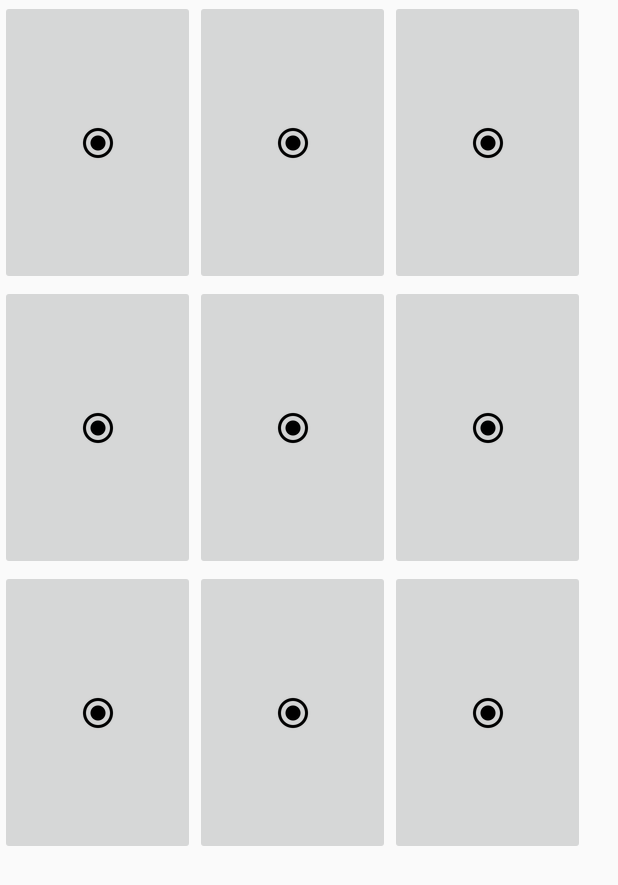
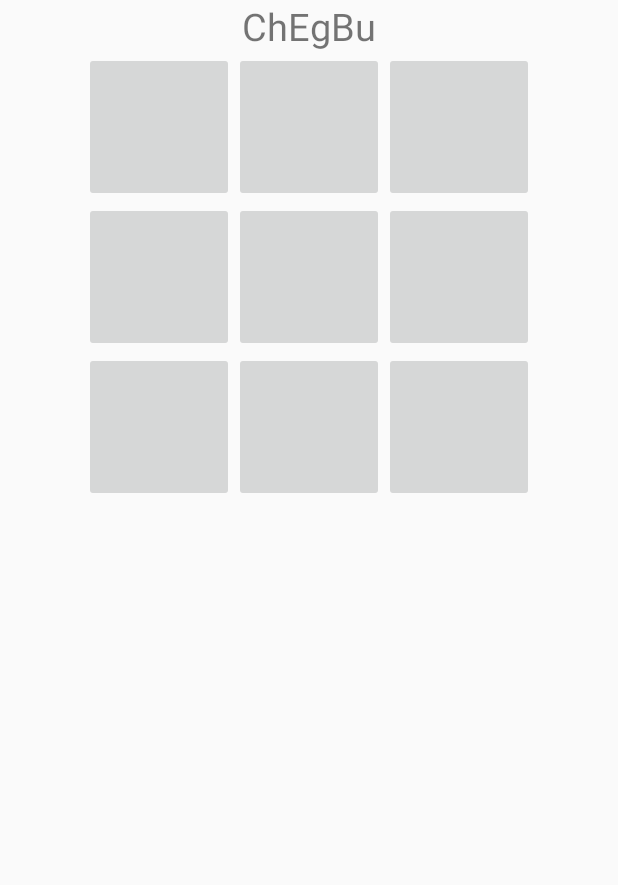
Before and after one commit to j4mm1n/ChEgBuProject.com, an Android app: the SinglePlayerActivity screen opened directly, with no data from a screen before it, on a phone screen of 412 x 824 dp. Shown: the top 885 px of the screen. Run offline under Robolectric (Android 15) with nearby library versions, the phone set to English and light mode, and no system bars.

Commit message:
Layout veranderd icon toegevoegd noActionBar

```diff
--- a/app/src/main/AndroidManifest.xml
+++ b/app/src/main/AndroidManifest.xml
@@ -4,7 +4,7 @@
 
     <application
         android:allowBackup="true"
-        android:icon="@mipmap/ic_launcher"
+        android:icon="@mipmap/icon_launcher"
         android:label="@string/app_name"
         android:supportsRtl="true"
         android:theme="@style/AppTheme">
--- a/app/src/main/res/layout/activity_singleplayer.xml
+++ b/app/src/main/res/layout/activity_singleplayer.xml
@@ -1,90 +1,89 @@
 <?xml version="1.0" encoding="utf-8"?>
 <GridLayout xmlns:android="http://schemas.android.com/apk/res/android"
-    android:orientation="vertical" android:layout_width="fill_parent"
+    android:orientation="vertical" android:layout_width="wrap_content"
     android:layout_height="fill_parent"
+    android:layout_gravity="center"
     android:rowCount="5"
     android:columnCount="5"
     android:id="@+id/GridLayout">
 
+    <TextView
+        android:layout_row="0"
+        android:layout_column="2"
+        android:layout_gravity="center"
+        android:textSize="25sp"
+        android:text="ChEgBu"/>
+
     <ImageButton
-        android:layout_width="130dp"
-        android:layout_height="190dp"
+        android:layout_width="100dp"
+        android:layout_height="100dp"
         android:id="@+id/imageButton_0_0"
-        android:layout_row="0"
+        android:layout_row="1"
         android:layout_column="1"
-        android:src="@drawable/abc_btn_radio_to_on_mtrl_015"
         android:contentDescription="@string/button_0_0_description" />
 
     <ImageButton
-        android:layout_width="130dp"
-        android:layout_height="190dp"
+        android:layout_width="100dp"
+        android:layout_height="100dp"
         android:id="@+id/imageButton_0_1"
-        android:layout_row="0"
+        android:layout_row="1"
         android:layout_column="2"
-        android:contentDescription="@string/button_0_1_description"
-        android:src="@drawable/abc_btn_radio_to_on_mtrl_015" />
+        android:contentDescription="@string/button_0_1_description"/>
 
     <ImageButton
-        android:layout_width="130dp"
-        android:layout_height="190dp"
+        android:layout_width="100dp"
+        android:layout_height="100dp"
         android:id="@+id/imageButton_0_2"
-        android:layout_row="0"
+        android:layout_row="1"
         android:layout_column="3"
-        android:contentDescription="@string/button_0_2_description"
-        android:src="@drawable/abc_btn_radio_to_on_mtrl_015" />
+        android:contentDescription="@string/button_0_2_description"/>
 
     <ImageButton
-        android:layout_width="130dp"
-        android:layout_height="190dp"
+        android:layout_width="100dp"
+        android:layout_height="100dp"
         android:id="@+id/imageButton_1_0"
-        android:layout_row="1"
+        android:layout_row="2"
         android:layout_column="1"
-        android:contentDescription="@string/button_1_0_description"
-        android:src="@drawable/abc_btn_radio_to_on_mtrl_015" />
+        android:contentDescription="@string/button_1_0_description"/>
 
     <ImageButton
-        android:layout_width="130dp"
-        android:layout_height="190dp"
+        android:layout_width="100dp"
+        android:layout_height="100dp"
         android:id="@+id/imageButton_1_1"
-        android:layout_row="1"
+        android:layout_row="2"
         android:layout_column="2"
-        android:contentDescription="@string/button_1_1_description"
-        android:src="@drawable/abc_btn_radio_to_on_mtrl_015" />
+        android:contentDescription="@string/button_1_1_description"/>
 
     <ImageButton
-        android:layout_width="130dp"
-        android:layout_height="190dp"
+        android:layout_width="100dp"
+        android:layout_height="100dp"
         android:id="@+id/imageButton_1_2"
-        android:layout_row="1"
+        android:layout_row="2"
         android:layout_column="3"
-        android:contentDescription="@string/button_1_2_description"
-        android:src="@drawable/abc_btn_radio_to_on_mtrl_015" />
+        android:contentDescription="@string/button_1_2_description"/>
 
     <ImageButton
-        android:layout_width="130dp"
-        android:layout_height="190dp"
+        android:layout_width="100dp"
+        android:layout_height="100dp"
         android:id="@+id/imageButton_2_0"
-        android:layout_row="2"
+        android:layout_row="3"
         android:layout_column="1"
-        android:contentDescription="@string/button_2_0_description"
-        android:src="@drawable/abc_btn_radio_to_on_mtrl_015" />
+        android:contentDescription="@string/button_2_0_description"/>
 
     <ImageButton
-        android:layout_width="130dp"
-        android:layout_height="190dp"
+        android:layout_width="100dp"
+        android:layout_height="100dp"
         android:id="@+id/imageButton_2_1"
-        android:layout_row="2"
+        android:layout_row="3"
         android:layout_column="2"
-        android:contentDescription="@string/button_2_1_description"
-        android:src="@drawable/abc_btn_radio_to_on_mtrl_015" />
+        android:contentDescription="@string/button_2_1_description"/>
 
     <ImageButton
-        android:layout_width="130dp"
-        android:layout_height="190dp"
+        android:layout_width="100dp"
+        android:layout_height="100dp"
         android:id="@+id/imageButton_2_2"
-        android:layout_row="2"
+        android:layout_row="3"
         android:layout_column="3"
-        android:contentDescription="@string/button_2_2_description"
-        android:src="@drawable/abc_btn_radio_to_on_mtrl_015" />
+        android:contentDescription="@string/button_2_2_description"/>
 
 </GridLayout>
--- a/app/src/main/res/values/styles.xml
+++ b/app/src/main/res/values/styles.xml
@@ -1,7 +1,7 @@
 <resources>
 
     <!-- Base application theme. -->
-    <style name="AppTheme" parent="Theme.AppCompat.Light.DarkActionBar">
+    <style name="AppTheme" parent="Theme.AppCompat.Light.NoActionBar">
         <!-- Customize your theme here. -->
         <item name="colorPrimary">@color/colorPrimary</item>
         <item name="colorPrimaryDark">@color/colorPrimaryDark</item>
```
Also changed, not shown: app/src/main/res/drawable/circle.png.
